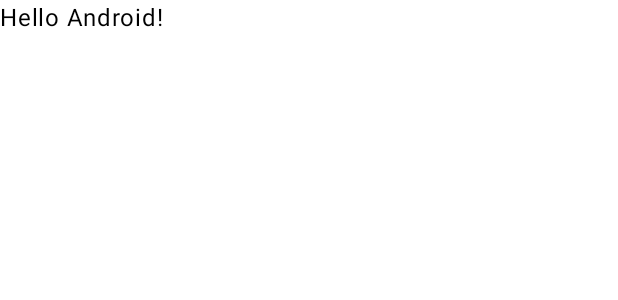
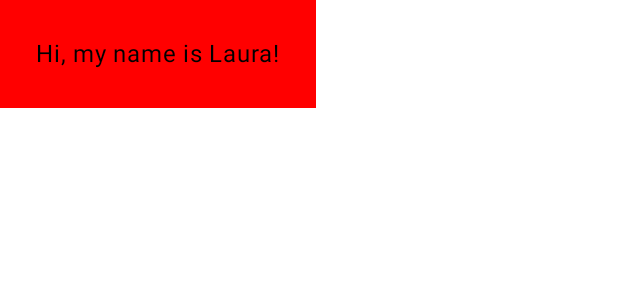
Before and after one commit to lauraheerrera/PAMN-codelabs, an Android app built with Jetpack Compose: the @Preview function GreetingPreview, on a phone screen of 412 x 824 dp. Shown: the top 300 px of the screen. Run offline under Robolectric (Android 15) with nearby library versions, the phone set to English and light mode, and no system bars.

Commit message:
First codelab finished

```diff
--- a/GreetingCard/app/src/main/java/com/example/greetingcard/MainActivity.kt
+++ b/GreetingCard/app/src/main/java/com/example/greetingcard/MainActivity.kt
@@ -7,10 +7,13 @@ import androidx.activity.enableEdgeToEdge
 import androidx.compose.foundation.layout.fillMaxSize
 import androidx.compose.foundation.layout.padding
 import androidx.compose.material3.Scaffold
+import androidx.compose.material3.Surface
 import androidx.compose.material3.Text
 import androidx.compose.runtime.Composable
 import androidx.compose.ui.Modifier
+import androidx.compose.ui.graphics.Color
 import androidx.compose.ui.tooling.preview.Preview
+import androidx.compose.ui.unit.dp
 import com.example.greetingcard.ui.theme.GreetingCardTheme
 
 class MainActivity : ComponentActivity() {
@@ -32,16 +35,18 @@ class MainActivity : ComponentActivity() {
 
 @Composable
 fun Greeting(name: String, modifier: Modifier = Modifier) {
-    Text(
-        text = "Hello $name!",
-        modifier = modifier
-    )
+    Surface(color = Color.Red) {
+        Text(
+            text = "Hi, my name is $name!",
+            modifier = modifier.padding(24.dp)
+        )
+    }
 }
 
 @Preview(showBackground = true)
 @Composable
 fun GreetingPreview() {
     GreetingCardTheme {
-        Greeting("Android")
+        Greeting("Laura")
     }
 }
```
